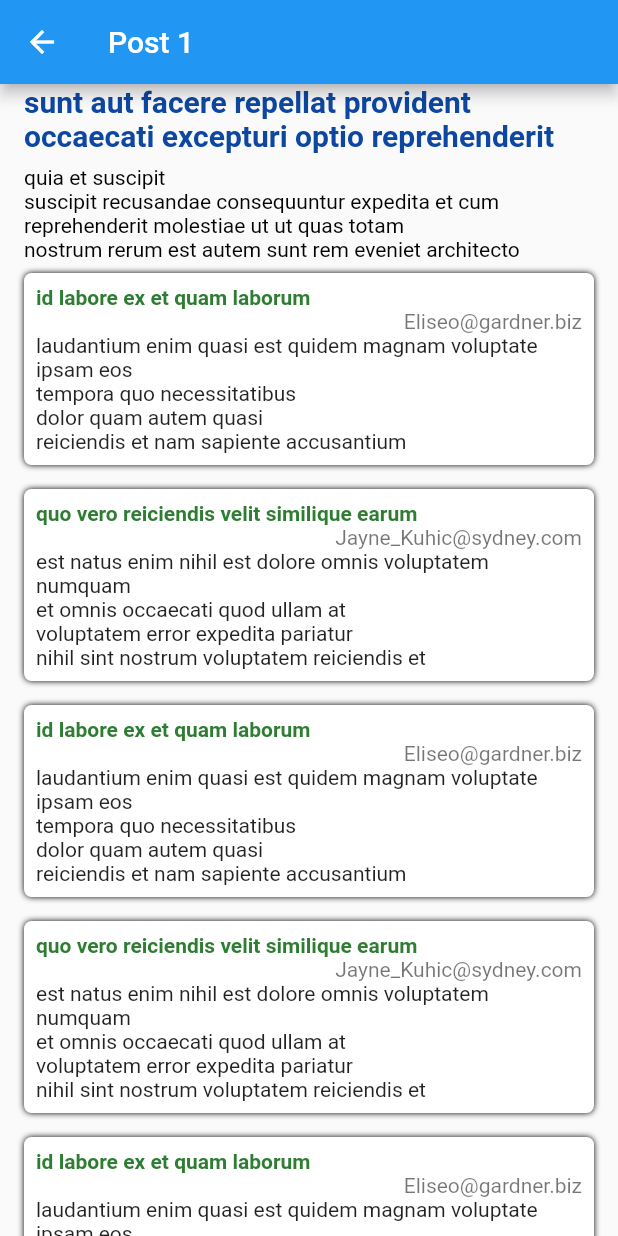
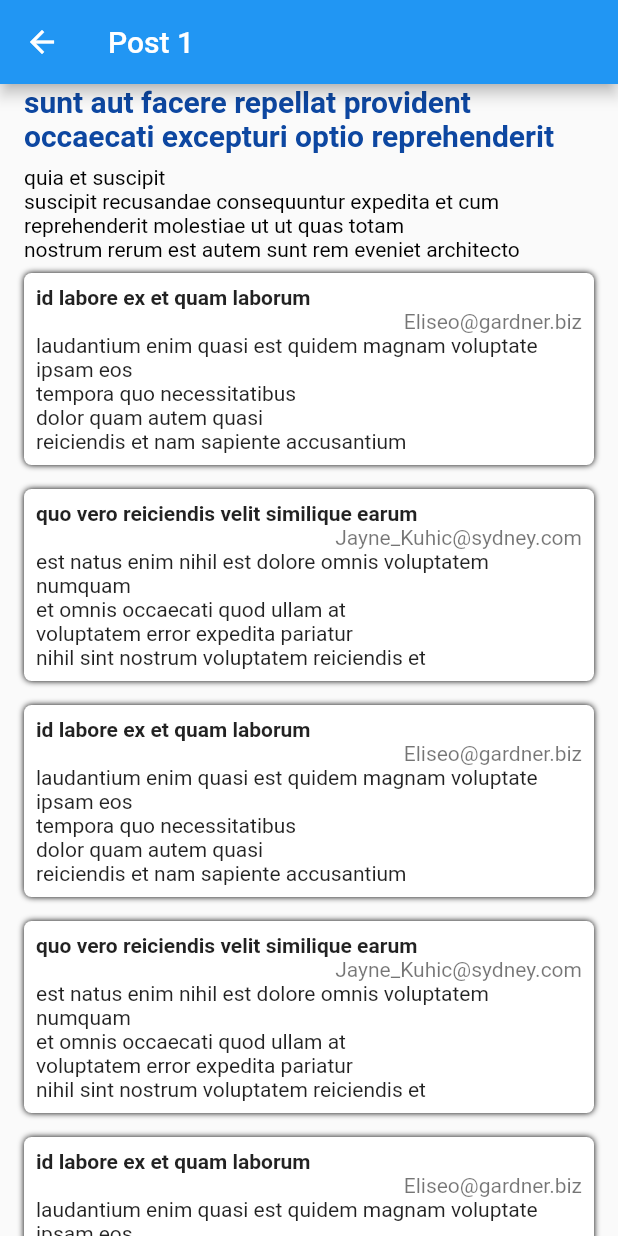
Before and after one commit to niverovskiinn/posts_app, a Flutter app: the screen it shows after launch, after a tap on "sunt aut facere repellat provident occae", on a phone screen of 412 x 824 dp. Run offline on Flutter 3.47's test engine with Material 2 defaults, Android fonts, the phone set to English and light mode, and no system bars.

Commit message:
move pages in separate dir

```diff
--- a/lib/main.dart
+++ b/lib/main.dart
@@ -1,5 +1,5 @@
 import 'package:flutter/material.dart';
-import 'package:posts_app/homepage.dart';
+import 'package:posts_app/pages/homepage.dart';
 
 void main() {
   runApp(MyApp());
--- a/lib/commentspage.dart
+++ b/lib/pages/commentspage.dart
@@ -1,7 +1,7 @@
 import 'package:flutter/material.dart';
 import 'package:posts_app/data/models/post.dart';
 import 'package:posts_app/widgets/post_item.dart';
-import 'data/models/comment.dart';
+import '../data/models/comment.dart';
 
 class CommentsPage extends StatelessWidget {
   final Post post;
@@ -159,8 +159,7 @@ class CommentItem extends StatelessWidget {
         children: [
           Text(
             comment.name,
-            style: TextStyle(
-                color: Colors.green[800], fontWeight: FontWeight.w700),
+            style: TextStyle(fontWeight: FontWeight.w700),
           ),
           Container(
             alignment: Alignment.centerRight,
--- a/lib/homepage.dart
+++ b/lib/pages/homepage.dart
@@ -1,7 +1,7 @@
 import 'package:flutter/material.dart';
 import 'package:posts_app/widgets/post_item.dart';
 
-import 'data/models/post.dart';
+import '../data/models/post.dart';
 
 class Homepage extends StatelessWidget {
   final String title;
--- a/lib/widgets/post_item.dart
+++ b/lib/widgets/post_item.dart
@@ -1,5 +1,5 @@
 import 'package:flutter/material.dart';
-import 'package:posts_app/commentspage.dart';
+import 'package:posts_app/pages/commentspage.dart';
 import 'package:posts_app/data/models/post.dart';
 
 class PostItem extends StatelessWidget {
```
